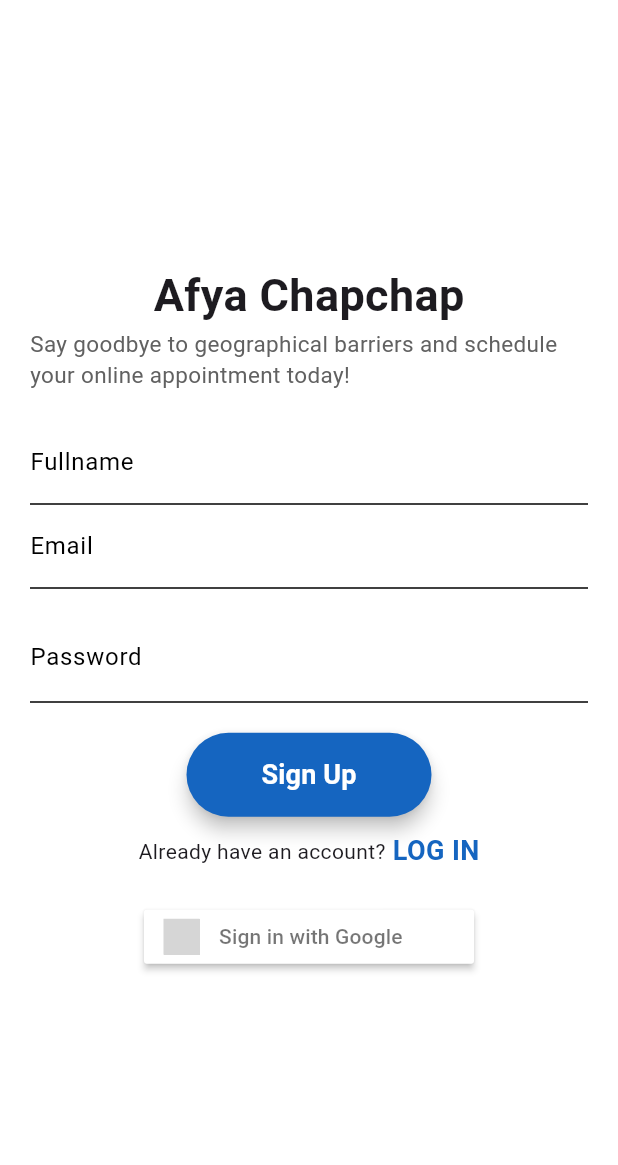
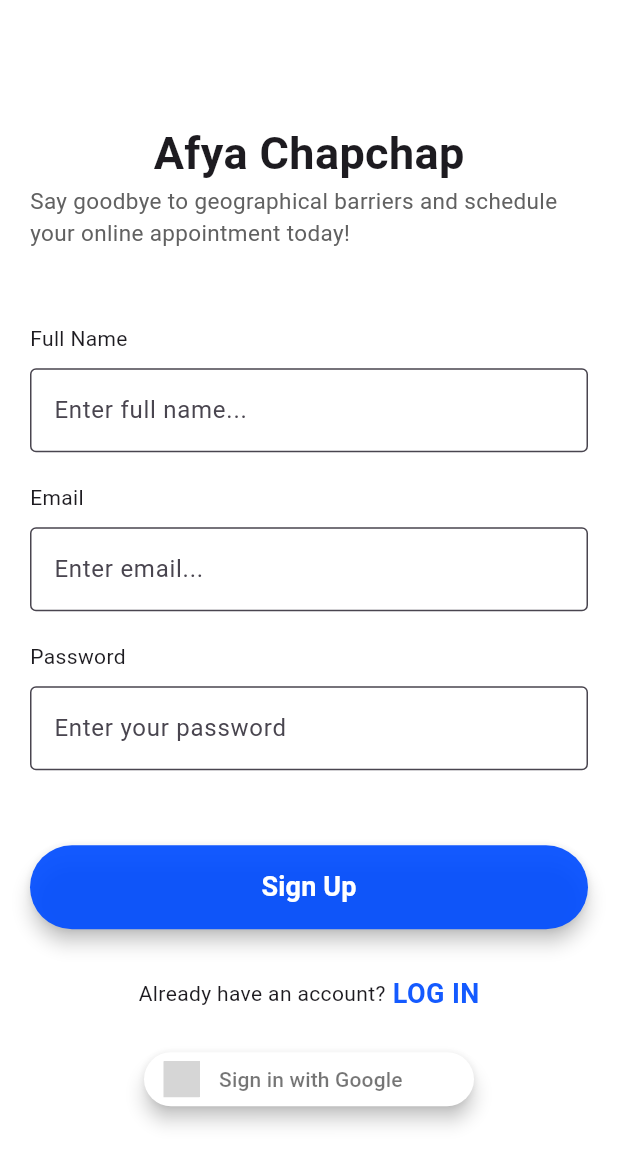
Before and after one commit to makuachteny/mobile-dev, a Flutter app: the screen it shows after launch, on a phone screen of 412 x 824 dp. Shown: the top 1165 px of the screen. Run offline on Flutter 3.47's test engine with Material 3 defaults, Android fonts, the phone set to English and light mode, and no system bars; our stand-ins replace cloud_firestore, firebase_auth, firebase_core, firebase_storage, flutter_signin_button, google_sign_in and 3 more; missing offline and left inert: zego_uikit_prebuilt_video_conference; accounts and stored records are empty; grey boxes are pictures that could not be loaded.

Commit message:
signup UI

```diff
--- a/afya_chapchap/lib/Screens/signup.dart
+++ b/afya_chapchap/lib/Screens/signup.dart
@@ -94,59 +94,63 @@ class _SignUpPageState extends State<SignUpPage> {
                   "Say goodbye to geographical barriers and schedule your online appointment today!",
                   style: TextStyle(fontSize: 15, color: Colors.grey[700]),
                 ),
-                const SizedBox(height: 20.0),
+                const SizedBox(height: 50.0),
+                const Align(
+                  alignment: Alignment.centerLeft,
+                  child: Text('Full Name'),
+                ),
+                const SizedBox(height: 10.0),
                 TextField(
                   controller: _fullnameController,
                   decoration: const InputDecoration(
-                    labelText: 'Fullname',
-                    fillColor: Color(0xffD8D8DD),
-                    labelStyle: TextStyle(color: Colors.black),
-                    focusedBorder: UnderlineInputBorder(
-                      borderSide: BorderSide(color: Colors.black),
-                    ),
-                    enabledBorder: UnderlineInputBorder(
-                      borderSide: BorderSide(color: Colors.black),
+                    hintText: 'Enter full name...',
+                    filled: true,
+                    fillColor: Color.fromARGB(255, 255, 255, 255),
+                    border: OutlineInputBorder(
+                       borderSide: BorderSide(color: Colors.grey),
                     ),
                   ),
                 ),
+                const SizedBox(height: 20.0),
+                const Align(
+                  alignment: Alignment.centerLeft,
+                  child: Text('Email'),
+                ),
+                const SizedBox(height: 10.0),
                 TextField(
                   controller: _emailController,
                   decoration: const InputDecoration(
-                    labelText: 'Email',
-                    labelStyle: TextStyle(color: Colors.black),
-                    focusedBorder: UnderlineInputBorder(
-                      borderSide: BorderSide(color: Colors.black),
-                    ),
-                    enabledBorder: UnderlineInputBorder(
-                      borderSide: BorderSide(color: Colors.black),
+                    hintText: 'Enter email...',
+                    filled: true,
+                    fillColor: Color.fromARGB(255, 255, 255, 255),
+                    border: OutlineInputBorder(),
                   ),
                 ),
+                const SizedBox(height: 20.0),
+                const Align(
+                  alignment: Alignment.centerLeft,
+                  child: Text('Password'),
                 ),
-                const SizedBox(height: 16.0),
+                const SizedBox(height: 10.0),
                 TextField(
                   controller: _passwordController,
                   obscureText: true,
                   decoration: const InputDecoration(
-                    contentPadding:
-                        EdgeInsets.symmetric(vertical: 10, horizontal: 0),
-                    labelText: 'Password',
-                    labelStyle: TextStyle(color: Colors.black),
-                    focusedBorder: UnderlineInputBorder(
-                      borderSide: BorderSide(color: Colors.black),
-                    ),
-                    enabledBorder: UnderlineInputBorder(
-                      borderSide: BorderSide(color: Colors.black),
+                    hintText: 'Enter your password',
+                    filled: true,
+                    fillColor: Color.fromARGB(255, 255, 255, 255),
+                    border: OutlineInputBorder(),
                   ),
                 ),
-                ),
-                const SizedBox(height: 20.0),
-                ElevatedButton(
+                const SizedBox(height: 50.0),
+                SizedBox(
+                  width: double.infinity, // Make the button width match the text field width
+                  child: ElevatedButton(
                     style: ElevatedButton.styleFrom(
-                    backgroundColor: Colors.blue[800],
+                      backgroundColor: const Color.fromRGBO(0, 76, 255, 0.921),
                       foregroundColor: Colors.white,
                       elevation: 5.0,
-                    padding: const EdgeInsets.symmetric(
-                        horizontal: 50, vertical: 15),
+                      padding: const EdgeInsets.symmetric(vertical: 15),
                       shape: RoundedRectangleBorder(
                         borderRadius: BorderRadius.circular(30.0),
                       ),
@@ -157,7 +161,8 @@ class _SignUpPageState extends State<SignUpPage> {
                       style: TextStyle(fontWeight: FontWeight.w600, fontSize: 18),
                     ),
                   ),
-                const SizedBox(height: 10.0),
+                ),
+                const SizedBox(height: 30.0),
                 Row(
                   mainAxisAlignment: MainAxisAlignment.center,
                   children: <Widget>[
@@ -170,12 +175,12 @@ class _SignUpPageState extends State<SignUpPage> {
                               builder: (context) => const LoginPage()),
                         );
                       },
-                      child: Text(
+                      child: const Text(
                         " LOG IN",
                         style: TextStyle(
                           fontWeight: FontWeight.w600,
                           fontSize: 18,
-                          color: Colors.blue[800],
+                          color: Color.fromRGBO(0, 76, 255, 0.921),
                         ),
                       ),
                     ),
@@ -185,6 +190,10 @@ class _SignUpPageState extends State<SignUpPage> {
                 // Google Sign In Button
                 SignInButton(
                   Buttons.Google,
+                  elevation: 5.0,
+                  shape: RoundedRectangleBorder(
+                    borderRadius: BorderRadius.circular(30.0),
+                  ),
                   onPressed: () async {
                     try {
                       // Perform Google Sign-Up
```
Lines whose indentation alone changed are shown as unchanged.
